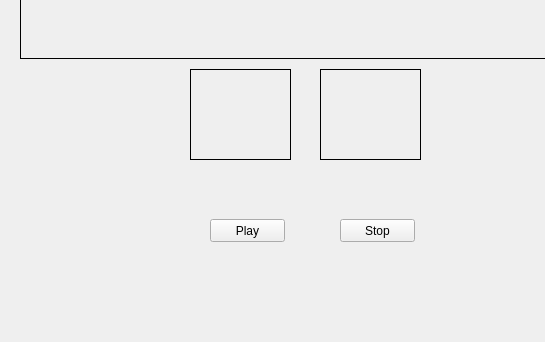
alexiscureno/rl-color-segmentation, file color_seg_ui.ui: the form before one commit; both pictures show x 0 to 545 and y 461 to 803 of the 1335 by 803 pixel window.
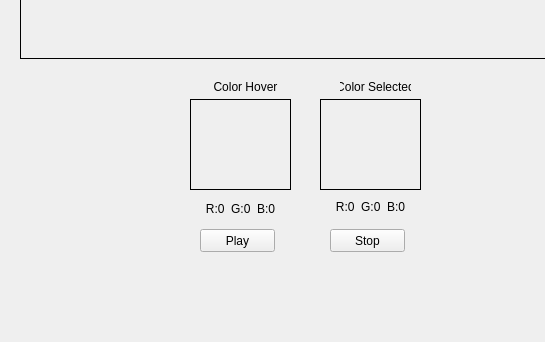
The form after the commit. Icons and pictures are not drawn.

Commit message: color pixel hovering and color pixel selected

What changed in the file:
```diff
--- a/color_seg_ui.ui
+++ b/color_seg_ui.ui
@@ -18,7 +18,7 @@
     <property name="geometry">
      <rect>
       <x>190</x>
-      <y>530</y>
+      <y>560</y>
       <width>101</width>
       <height>91</height>
      </rect>
@@ -43,7 +43,7 @@
     <property name="geometry">
      <rect>
       <x>320</x>
-      <y>530</y>
+      <y>560</y>
       <width>101</width>
       <height>91</height>
      </rect>
@@ -70,8 +70,8 @@
    <widget class="QPushButton" name="pushButton">
     <property name="geometry">
      <rect>
-      <x>210</x>
-      <y>680</y>
+      <x>200</x>
+      <y>690</y>
       <width>75</width>
       <height>23</height>
      </rect>
@@ -83,8 +83,8 @@
    <widget class="QPushButton" name="pushButton_2">
     <property name="geometry">
      <rect>
-      <x>340</x>
-      <y>680</y>
+      <x>330</x>
+      <y>690</y>
       <width>75</width>
       <height>23</height>
      </rect>
@@ -140,6 +140,70 @@
      <set>Qt::AlignCenter</set>
     </property>
    </widget>
+   <widget class="QLabel" name="label_5">
+    <property name="geometry">
+     <rect>
+      <x>210</x>
+      <y>540</y>
+      <width>71</width>
+      <height>16</height>
+     </rect>
+    </property>
+    <property name="text">
+     <string>Color Hover</string>
+    </property>
+    <property name="alignment">
+     <set>Qt::AlignCenter</set>
+    </property>
+   </widget>
+   <widget class="QLabel" name="label_6">
+    <property name="geometry">
+     <rect>
+      <x>340</x>
+      <y>540</y>
+      <width>71</width>
+      <height>16</height>
+     </rect>
+    </property>
+    <property name="text">
+     <string>Color Selected</string>
+    </property>
+    <property name="alignment">
+     <set>Qt::AlignCenter</set>
+    </property>
+   </widget>
+   <widget class="QLabel" name="rgb_hover_label">
+    <property name="geometry">
+     <rect>
+      <x>180</x>
+      <y>660</y>
+      <width>121</width>
+      <height>20</height>
+     </rect>
+    </property>
+    <property name="text">
+     <string>R:0  G:0  B:0</string>
+    </property>
+    <property name="alignment">
+     <set>Qt::AlignCenter</set>
+    </property>
+   </widget>
+   <widget class="QLabel" name="rgb_selected_label">
+    <property name="geometry">
+     <rect>
+      <x>310</x>
+      <y>660</y>
+      <width>121</width>
+      <height>16</height>
+     </rect>
+    </property>
+    <property name="text">
+     <string>R:0  G:0  B:0</string>
+    </property>
+    <property name="alignment">
+     <set>Qt::AlignCenter</set>
+    </property>
+   </widget>
   </widget>
   <widget class="QMenuBar" name="menubar">
    <property name="geometry">
```
The commit also changes 2 other files.
